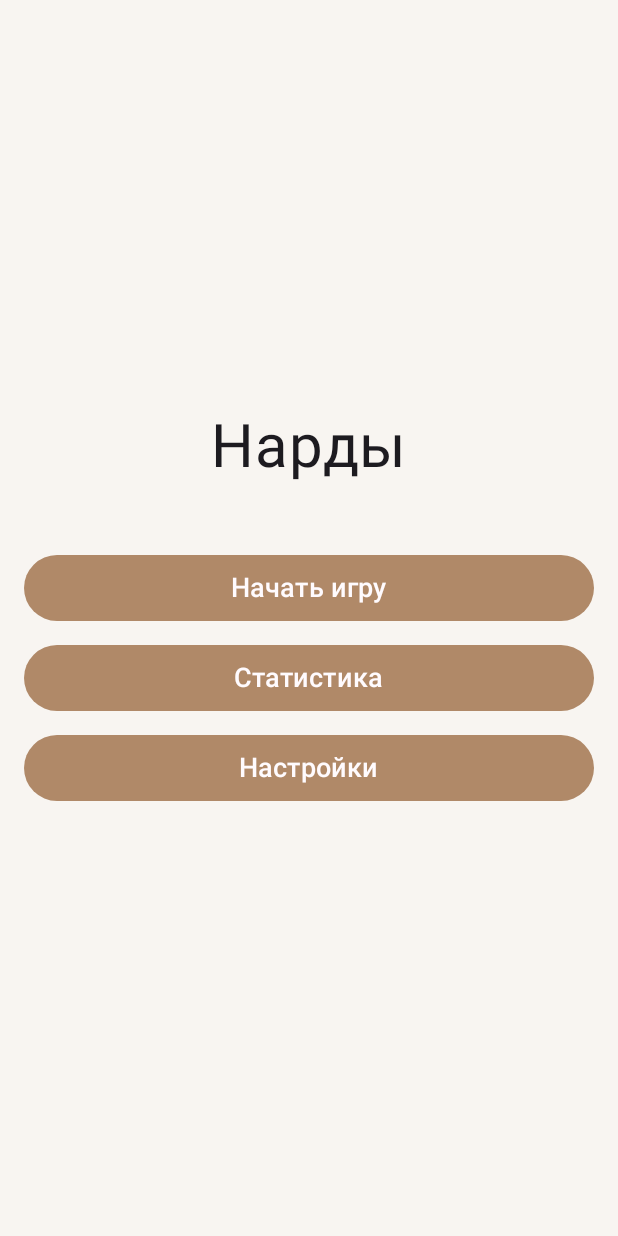
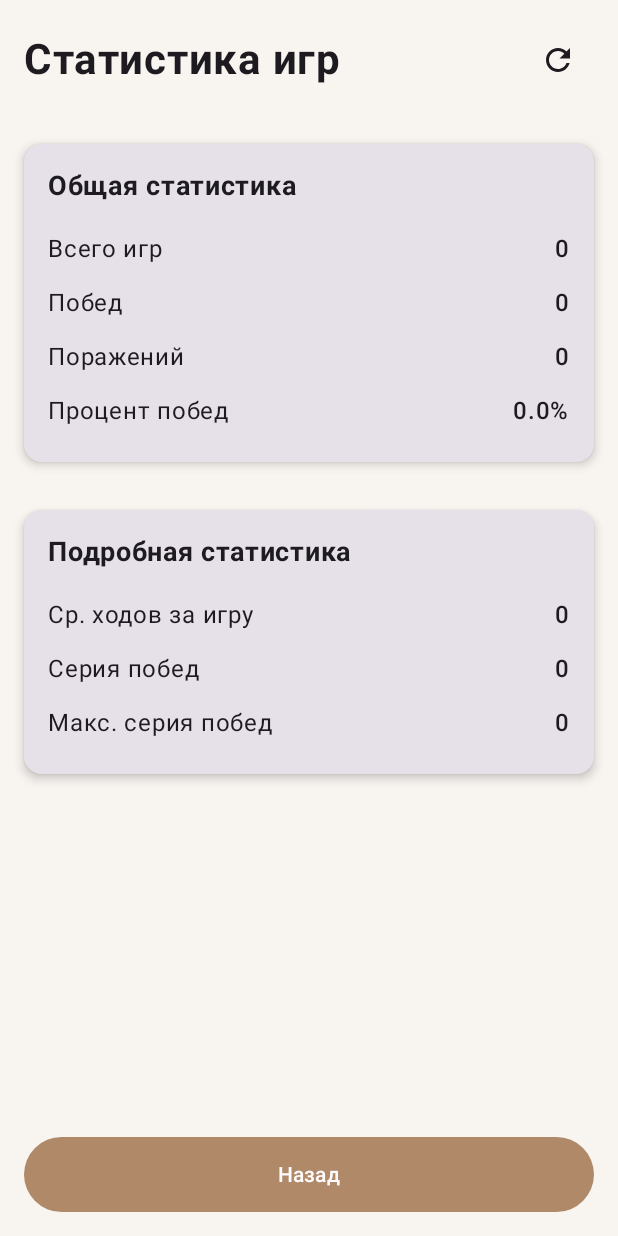
Before and after one commit to VIN0GR4D/mobile-backgammon, an Android app built with Jetpack Compose: the MainMenuScreen screen opened through its navigation route, after a tap on "Статистика", on a phone screen of 412 x 824 dp. Run offline under Robolectric (Android 15) with nearby library versions, the phone set to English and light mode, and no system bars.

```diff
--- a/backgammon/app/build.gradle.kts
+++ b/backgammon/app/build.gradle.kts
@@ -71,4 +71,6 @@ dependencies {
     // Coroutines для асинхронных операций
     implementation("org.jetbrains.kotlinx:kotlinx-coroutines-core:1.7.3")
     implementation("org.jetbrains.kotlinx:kotlinx-coroutines-android:1.7.3")
+
+    implementation ("com.google.code.gson:gson:2.10.1")
 }
--- a/backgammon/app/src/main/AndroidManifest.xml
+++ b/backgammon/app/src/main/AndroidManifest.xml
@@ -4,6 +4,8 @@
 
     <!-- Разрешение на доступ к интернету -->
     <uses-permission android:name="android.permission.INTERNET" />
+
+    <uses-permission android:name="android.permission.VIBRATE" />
 
     <application
         android:allowBackup="true"
@@ -14,6 +16,7 @@
         android:roundIcon="@mipmap/ic_launcher_round"
         android:supportsRtl="true"
         android:theme="@style/Theme.Backgammon"
+        android:networkSecurityConfig="@xml/network_security_config"
         tools:targetApi="31">
         <activity
             android:name=".MainActivity"
--- a/backgammon/app/src/main/java/com/example/backgammon/MainActivity.kt
+++ b/backgammon/app/src/main/java/com/example/backgammon/MainActivity.kt
@@ -7,19 +7,27 @@ import androidx.activity.enableEdgeToEdge
 import androidx.compose.foundation.layout.fillMaxSize
 import androidx.compose.material3.MaterialTheme
 import androidx.compose.material3.Surface
+import androidx.compose.runtime.collectAsState
+import androidx.compose.runtime.getValue
 import androidx.compose.ui.Modifier
 import androidx.lifecycle.ViewModelProvider
 import com.example.backgammon.ui.BackgammonNavigation
 import com.example.backgammon.ui.theme.BackgammonTheme
-import com.example.backgammon.viewmodel.AuthViewModel
+import com.example.backgammon.viewmodel.SettingsViewModel
 
 class MainActivity : ComponentActivity() {
     override fun onCreate(savedInstanceState: Bundle?) {
         super.onCreate(savedInstanceState)
         enableEdgeToEdge()
 
+        val settingsViewModel = ViewModelProvider(this)[SettingsViewModel::class.java]
+
         setContent {
-            BackgammonTheme {
+            val settingsState by settingsViewModel.settingsState.collectAsState()
+
+            BackgammonTheme(
+                darkTheme = settingsState.darkTheme
+            ) {
                 Surface(
                     modifier = Modifier.fillMaxSize(),
                     color = MaterialTheme.colorScheme.background
--- a/backgammon/app/src/main/java/com/example/backgammon/data/api/RetrofitClient.kt
+++ b/backgammon/app/src/main/java/com/example/backgammon/data/api/RetrofitClient.kt
@@ -7,7 +7,7 @@ import retrofit2.converter.gson.GsonConverterFactory
 import java.util.concurrent.TimeUnit
 
 object RetrofitClient {
-    private const val BASE_URL = "http://10.0.2.2:8080/" // Локальный сервер через эмулятор Android
+    private const val BASE_URL = "http://10.0.2.2:8081/" // Локальный сервер через эмулятор Android
 
     private val loggingInterceptor = HttpLoggingInterceptor().apply {
         level = HttpLoggingInterceptor.Level.BODY
--- /dev/null
+++ b/backgammon/app/src/main/java/com/example/backgammon/data/model/StatisticsModel.kt
@@ -0,0 +1,11 @@
+package com.example.backgammon.data.model
+
+data class PlayerStatistics(
+    val totalGames: Int = 0,
+    val wins: Int = 0,
+    val losses: Int = 0,
+    val winRate: Float = 0f,
+    val averageMovesPerGame: Int = 0,
+    val longestWinStreak: Int = 0,
+    val currentWinStreak: Int = 0
+)
--- /dev/null
+++ b/backgammon/app/src/main/java/com/example/backgammon/data/preferences/SettingsManager.kt
@@ -0,0 +1,49 @@
+package com.example.backgammon.data.preferences
+
+import android.content.Context
+import android.content.SharedPreferences
+
+class SettingsManager(context: Context) {
+    private val sharedPreferences: SharedPreferences =
+        context.getSharedPreferences(PREF_NAME, Context.MODE_PRIVATE)
+
+    companion object {
+        private const val PREF_NAME = "backgammon_settings"
+        private const val KEY_SOUND_ENABLED = "sound_enabled"
+        private const val KEY_VIBRATION_ENABLED = "vibration_enabled"
+        private const val KEY_DARK_THEME = "dark_theme"
+    }
+
+    // Звук
+    fun isSoundEnabled(): Boolean {
+        return sharedPreferences.getBoolean(KEY_SOUND_ENABLED, true)
+    }
+
+    fun setSoundEnabled(enabled: Boolean) {
+        val editor = sharedPreferences.edit()
+        editor.putBoolean(KEY_SOUND_ENABLED, enabled)
+        editor.apply()
+    }
+
+    // Вибрация
+    fun isVibrationEnabled(): Boolean {
+        return sharedPreferences.getBoolean(KEY_VIBRATION_ENABLED, true)
+    }
+
+    fun setVibrationEnabled(enabled: Boolean) {
+        val editor = sharedPreferences.edit()
+        editor.putBoolean(KEY_VIBRATION_ENABLED, enabled)
+        editor.apply()
+    }
+
+    // Темная тема
+    fun isDarkTheme(): Boolean {
+        return sharedPreferences.getBoolean(KEY_DARK_THEME, false)
+    }
+
+    fun setDarkTheme(enabled: Boolean) {
+        val editor = sharedPreferences.edit()
+        editor.putBoolean(KEY_DARK_THEME, enabled)
+        editor.apply()
+    }
+}
--- a/backgammon/app/src/main/java/com/example/backgammon/ui/MainMenuScreen.kt
+++ b/backgammon/app/src/main/java/com/example/backgammon/ui/MainMenuScreen.kt
@@ -14,7 +14,9 @@ import com.example.backgammon.viewmodel.AuthViewModel
 fun MainMenuScreen(
     authViewModel: AuthViewModel,
     onStartGame: () -> Unit,
-    onNavigateToLogin: () -> Unit
+    onNavigateToLogin: () -> Unit,
+    onNavigateToSettings: () -> Unit,
+    onNavigateToStatistics: () -> Unit
 ) {
     val authState by authViewModel.state.collectAsStateWithLifecycle()
 
@@ -55,9 +57,9 @@ fun MainMenuScreen(
             )
         }
 
-        // Другие кнопки (временно неактивные)
+        // Кнопка статистики
         Button(
-            onClick = { /* Будет реализовано позже */ },
+            onClick = onNavigateToStatistics,
             modifier = Modifier
                 .fillMaxWidth()
                 .height(60.dp)
@@ -69,8 +71,9 @@ fun MainMenuScreen(
             )
         }
 
+        // Кнопка настроек
         Button(
-            onClick = { /* Будет реализовано позже */ },
+            onClick = onNavigateToSettings,
             modifier = Modifier
                 .fillMaxWidth()
                 .height(60.dp)
--- a/backgammon/app/src/main/java/com/example/backgammon/ui/Navigation.kt
+++ b/backgammon/app/src/main/java/com/example/backgammon/ui/Navigation.kt
@@ -8,14 +8,20 @@ import androidx.navigation.compose.rememberNavController
 import com.example.backgammon.ui.auth.LoginScreen
 import com.example.backgammon.ui.auth.RegisterScreen
 import com.example.backgammon.ui.game.GameScreen
+import com.example.backgammon.ui.settings.SettingsScreen
+import com.example.backgammon.ui.statistics.StatisticsScreen
 import com.example.backgammon.viewmodel.AuthViewModel
 import com.example.backgammon.viewmodel.GameViewModel
+import com.example.backgammon.viewmodel.SettingsViewModel
+import com.example.backgammon.viewmodel.StatisticsViewModel
 
 @Composable
 fun BackgammonNavigation() {
     val navController = rememberNavController()
     val authViewModel: AuthViewModel = viewModel()
     val gameViewModel: GameViewModel = viewModel()
+    val settingsViewModel: SettingsViewModel = viewModel()
+    val statisticsViewModel: StatisticsViewModel = viewModel()
 
     NavHost(
         navController = navController,
@@ -55,6 +61,12 @@ fun BackgammonNavigation() {
                     navController.navigate("login") {
                         popUpTo("main_menu") { inclusive = true }
                     }
+                },
+                onNavigateToSettings = {
+                    navController.navigate("settings")
+                },
+                onNavigateToStatistics = {
+                    navController.navigate("statistics")
                 }
             )
         }
@@ -69,5 +81,23 @@ fun BackgammonNavigation() {
                 }
             )
         }
+
+        composable("settings") {
+            SettingsScreen(
+                settingsViewModel = settingsViewModel,
+                onNavigateBack = {
+                    navController.navigateUp()
+                }
+            )
+        }
+
+        composable("statistics") {
+            StatisticsScreen(
+                statisticsViewModel = statisticsViewModel,
+                onNavigateBack = {
+                    navController.navigateUp()
+                }
+            )
+        }
     }
 }
--- /dev/null
+++ b/backgammon/app/src/main/java/com/example/backgammon/ui/statistics/StatisticsScreen.kt
@@ -0,0 +1,160 @@
+package com.example.backgammon.ui.statistics
+
+import androidx.compose.foundation.background
+import androidx.compose.foundation.layout.*
+import androidx.compose.foundation.shape.RoundedCornerShape
+import androidx.compose.material.icons.Icons
+import androidx.compose.material.icons.filled.Refresh
+import androidx.compose.material3.*
+import androidx.compose.runtime.*
+import androidx.compose.ui.Alignment
+import androidx.compose.ui.Modifier
+import androidx.compose.ui.text.font.FontWeight
+import androidx.compose.ui.unit.dp
+import androidx.compose.ui.unit.sp
+import com.example.backgammon.viewmodel.StatisticsViewModel
+
+@OptIn(ExperimentalMaterial3Api::class)
+@Composable
+fun StatisticsScreen(
+    statisticsViewModel: StatisticsViewModel,
+    onNavigateBack: () -> Unit
+) {
+    val statistics by statisticsViewModel.statisticsState.collectAsState()
+
+    var showResetDialog by remember { mutableStateOf(false) }
+
+    // Диалог подтверждения сброса статистики
+    if (showResetDialog) {
+        AlertDialog(
+            onDismissRequest = { showResetDialog = false },
+            title = { Text("Сбросить статистику?") },
+            text = { Text("Вы уверены, что хотите сбросить всю игровую статистику? Это действие нельзя отменить.") },
+            confirmButton = {
+                Button(
+                    onClick = {
+                        statisticsViewModel.resetStatistics()
+                        showResetDialog = false
+                    }
+                ) {
+                    Text("Сбросить")
+                }
+            },
+            dismissButton = {
+                OutlinedButton(
+                    onClick = { showResetDialog = false }
+                ) {
+                    Text("Отмена")
+                }
+            }
+        )
+    }
+
+    Column(
+        modifier = Modifier
+            .fillMaxSize()
+            .padding(16.dp),
+        horizontalAlignment = Alignment.CenterHorizontally
+    ) {
+        // Заголовок и кнопка сброса
+        Row(
+            modifier = Modifier
+                .fillMaxWidth()
+                .padding(bottom = 24.dp),
+            horizontalArrangement = Arrangement.SpaceBetween,
+            verticalAlignment = Alignment.CenterVertically
+        ) {
+            Text(
+                text = "Статистика игр",
+                fontSize = 28.sp,
+                fontWeight = FontWeight.Bold
+            )
+
+            IconButton(
+                onClick = { showResetDialog = true }
+            ) {
+                Icon(
+                    imageVector = Icons.Default.Refresh,
+                    contentDescription = "Сбросить статистику"
+                )
+            }
+        }
+
+        // Статистические карточки
+        StatisticCard(
+            title = "Общая статистика",
+            stats = listOf(
+                "Всего игр" to statistics.totalGames.toString(),
+                "Побед" to statistics.wins.toString(),
+                "Поражений" to statistics.losses.toString(),
+                "Процент побед" to String.format("%.1f%%", statistics.winRate * 100)
+            )
+        )
+
+        Spacer(modifier = Modifier.height(16.dp))
+
+        StatisticCard(
+            title = "Подробная статистика",
+            stats = listOf(
+                "Ср. ходов за игру" to statistics.averageMovesPerGame.toString(),
+                "Серия побед" to statistics.currentWinStreak.toString(),
+                "Макс. серия побед" to statistics.longestWinStreak.toString()
+            )
+        )
+
+        Spacer(modifier = Modifier.weight(1f))
+
+        // Кнопка назад
+        Button(
+            onClick = onNavigateBack,
+            modifier = Modifier
+                .fillMaxWidth()
+                .height(50.dp)
+        ) {
+            Text("Назад")
+        }
+    }
+}
+
+@Composable
+fun StatisticCard(
+    title: String,
+    stats: List<Pair<String, String>>
+) {
+    Card(
+        modifier = Modifier
+            .fillMaxWidth()
+            .padding(vertical = 8.dp),
+        shape = RoundedCornerShape(12.dp),
+        elevation = CardDefaults.cardElevation(defaultElevation = 4.dp)
+    ) {
+        Column(
+            modifier = Modifier
+                .fillMaxWidth()
+                .padding(16.dp)
+        ) {
+            Text(
+                text = title,
+                fontSize = 18.sp,
+                fontWeight = FontWeight.Bold,
+                modifier = Modifier.padding(bottom = 12.dp)
+            )
+
+            stats.forEach { (label, value) ->
+                Row(
+                    modifier = Modifier
+                        .fillMaxWidth()
+                        .padding(vertical = 6.dp),
+                    horizontalArrangement = Arrangement.SpaceBetween
+                ) {
+                    Text(text = label, fontSize = 16.sp)
+                    Text(
+                        text = value,
+                        fontSize = 16.sp,
+                        fontWeight = FontWeight.Medium
+                    )
+                }
+            }
+        }
+    }
+}
--- a/backgammon/app/src/main/java/com/example/backgammon/viewmodel/GameViewModel.kt
+++ b/backgammon/app/src/main/java/com/example/backgammon/viewmodel/GameViewModel.kt
@@ -1,11 +1,18 @@
 package com.example.backgammon.viewmodel
 
-import androidx.lifecycle.ViewModel
+import android.app.Application
+import android.os.Build
+import android.os.VibrationEffect
+import android.os.Vibrator
+import androidx.core.content.ContextCompat
+import androidx.lifecycle.AndroidViewModel
 import androidx.lifecycle.viewModelScope
 import com.example.backgammon.core.Board
 import com.example.backgammon.core.BoardListenerInterface
 import com.example.backgammon.core.Color
 import com.example.backgammon.core.PositionOnBoard
+import com.example.backgammon.data.preferences.SettingsManager
+import com.example.backgammon.data.preferences.StatisticsManager
 import kotlinx.coroutines.flow.MutableStateFlow
 import kotlinx.coroutines.flow.StateFlow
 import kotlinx.coroutines.flow.asStateFlow
@@ -19,12 +26,16 @@ data class GameState(
     val selectedPosition: Int = -1,
     val possibleMoves: List<Int> = emptyList(),
     val gameOver: Boolean = false,
-    val winner: Color? = null
+    val winner: Color? = null,
+    val movesCount: Int = 0
 )
 
-class GameViewModel : ViewModel(), BoardListenerInterface {
+class GameViewModel(application: Application) : AndroidViewModel(application), BoardListenerInterface {
 
     private val board = Board(this)
+    private val settingsManager = SettingsManager(application.applicationContext)
+    private val statisticsManager = StatisticsManager(application.applicationContext) // Добавлен менеджер статистики
+    private val vibrator = ContextCompat.getSystemService(application.applicationContext, Vibrator::class.java)
 
     private val _gameState = MutableStateFlow(GameState())
     val gameState: StateFlow<GameState> = _gameState.asStateFlow()
@@ -35,18 +46,28 @@ class GameViewModel : ViewModel(), BoardListenerInterface {
 
     fun resetGame() {
         board.clearAllBoard()
-        updateGameState()
+        updateGameState(resetMoves = true)
     }
 
-    private fun updateGameState() {
+    private fun updateGameState(resetMoves: Boolean = false) {
         _gameState.update {
             it.copy(
                 positions = board.listOfPositions.toList(),
                 diceValues = board.turns,
                 currentTurn = board.currentTurn,
                 gameOver = board.gameOverCheck() != null,
-                winner = board.gameOverCheck()
+                winner = board.gameOverCheck(),
+                movesCount = if (resetMoves) 0 else it.movesCount
             )
+        }
+
+        // Проверка окончания игры и обновление статистики
+        val currentState = _gameState.value
+        if (currentState.gameOver && currentState.winner != null) {
+            // Сохраняем статистику игры
+            // Считаем, что игрок играет за BLACK
+            val playerWon = currentState.winner == Color.BLACK
+            statisticsManager.updateStatisticsAfterGame(playerWon, currentState.movesCount)
         }
     }
 
@@ -69,10 +90,27 @@ class GameViewModel : ViewModel(), BoardListenerInterface {
         _gameState.update {
             it.copy(
                 selectedPosition = -1,
-                possibleMoves = emptyList()
+                possibleMoves = emptyList(),
+                movesCount = it.movesCount + 1  // Увеличиваем счетчик ходов
             )
         }
         updateGameState()
+
+        // Применяем настройки вибрации
+        if (settingsManager.isVibrationEnabled()) {
+            vibrateDevice()
+        }
+    }
+
+    private fun vibrateDevice() {
+        vibrator?.let {
+            if (Build.VERSION.SDK_INT >= Build.VERSION_CODES.O) {
+                it.vibrate(VibrationEffect.createOneShot(100, VibrationEffect.DEFAULT_AMPLITUDE))
+            } else {
+                @Suppress("DEPRECATION")
+                it.vibrate(100)
+            }
+        }
     }
 
     fun throwOutFromBoard(position: Int) {
--- /dev/null
+++ b/backgammon/app/src/main/java/com/example/backgammon/viewmodel/SettingsViewModel.kt
@@ -0,0 +1,46 @@
+package com.example.backgammon.viewmodel
+
+import android.app.Application
+import androidx.lifecycle.AndroidViewModel
+import com.example.backgammon.data.preferences.SettingsManager
+import kotlinx.coroutines.flow.MutableStateFlow
+import kotlinx.coroutines.flow.StateFlow
+import kotlinx.coroutines.flow.asStateFlow
+import kotlinx.coroutines.flow.update
+import androidx.lifecycle.viewModelScope
+import kotlinx.coroutines.launch
+
+data class SettingsState(
+    val soundEnabled: Boolean = true,
+    val vibrationEnabled: Boolean = true,
+    val darkTheme: Boolean = false
+)
+
+class SettingsViewModel(application: Application) : AndroidViewModel(application) {
+
+    private val settingsManager = SettingsManager(application.applicationContext)
+
+    private val _settingsState = MutableStateFlow(
+        SettingsState(
+            soundEnabled = settingsManager.isSoundEnabled(),
+            vibrationEnabled = settingsManager.isVibrationEnabled(),
+            darkTheme = settingsManager.isDarkTheme()
+        )
+    )
+    val settingsState: StateFlow<SettingsState> = _settingsState.asStateFlow()
+
+    fun updateSoundEnabled(enabled: Boolean) {
+        settingsManager.setSoundEnabled(enabled)
+        _settingsState.update { it.copy(soundEnabled = enabled) }
+    }
+
+    fun updateVibrationEnabled(enabled: Boolean) {
+        settingsManager.setVibrationEnabled(enabled)
+        _settingsState.update { it.copy(vibrationEnabled = enabled) }
+    }
+
+    fun updateDarkTheme(enabled: Boolean) {
+        settingsManager.setDarkTheme(enabled)
+        _settingsState.update { it.copy(darkTheme = enabled) }
+    }
+}
--- /dev/null
+++ b/backgammon/app/src/main/java/com/example/backgammon/viewmodel/StatisticsViewModel.kt
@@ -0,0 +1,36 @@
+package com.example.backgammon.viewmodel
+
+import android.app.Application
+import androidx.lifecycle.AndroidViewModel
+import com.example.backgammon.data.model.PlayerStatistics
+import com.example.backgammon.data.preferences.StatisticsManager
+import kotlinx.coroutines.flow.MutableStateFlow
+import kotlinx.coroutines.flow.StateFlow
+import kotlinx.coroutines.flow.asStateFlow
+import kotlinx.coroutines.flow.update
+
+class StatisticsViewModel(application: Application) : AndroidViewModel(application) {
+
+    private val statisticsManager = StatisticsManager(application.applicationContext)
+
+    private val _statisticsState = MutableStateFlow(statisticsManager.getStatistics())
+    val statisticsState: StateFlow<PlayerStatistics> = _statisticsState.asStateFlow()
+
+    init {
+        refreshStatistics()
+    }
+
+    fun refreshStatistics() {
+        _statisticsState.update { statisticsManager.getStatistics() }
+    }
+
+    fun recordGameResult(playerWon: Boolean, movesCount: Int) {
+        statisticsManager.updateStatisticsAfterGame(playerWon, movesCount)
+        refreshStatistics()
+    }
+
+    fun resetStatistics() {
+        statisticsManager.resetStatistics()
+        refreshStatistics()
+    }
+}
--- /dev/null
+++ b/backgammon/app/src/main/res/xml/network_security_config.xml
@@ -0,0 +1,6 @@
+<?xml version="1.0" encoding="utf-8"?>
+<network-security-config>
+    <domain-config cleartextTrafficPermitted="true">
+        <domain includeSubdomains="true">10.0.2.2</domain>
+    </domain-config>
+</network-security-config>
```
Also changed, not shown: backgammon/app/src/main/java/com/example/backgammon/data/preferences/StatisticsManager.kt (added, +74 -0 lines), backgammon/app/src/main/java/com/example/backgammon/ui/game/GameScreen.kt (+7 -0 lines), backgammon/app/src/main/java/com/example/backgammon/ui/settings/SettingsScreen.kt (added, +119 -0 lines).
